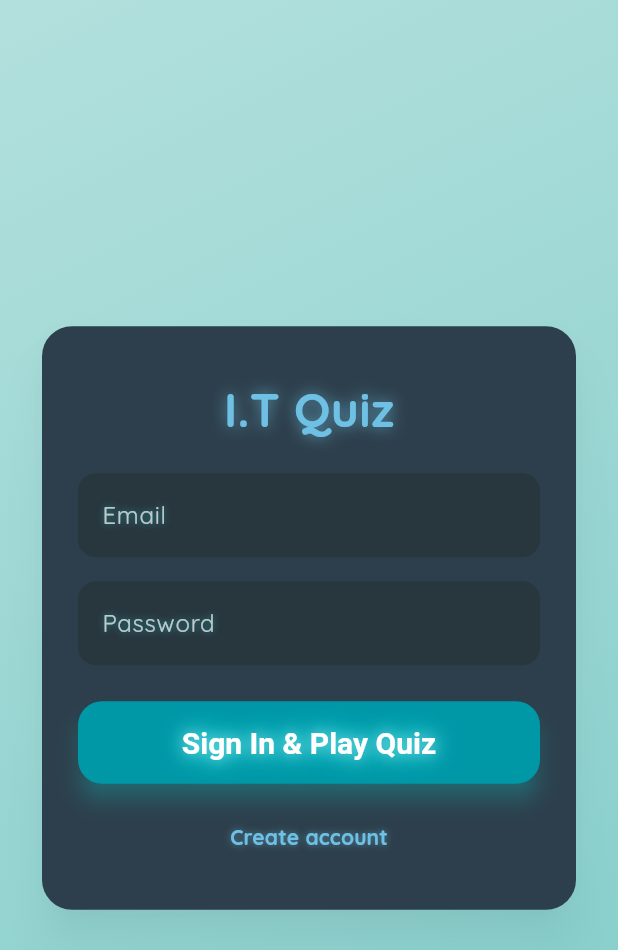
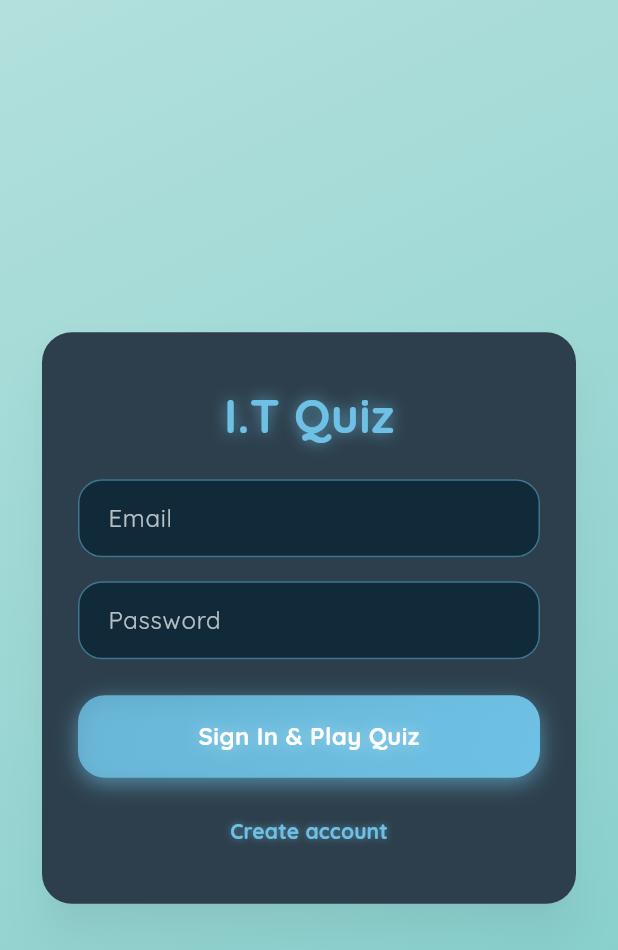
Before and after one commit to Azathulhu/SimpleFlutterGame, a Flutter app: the screen it shows after launch, on a phone screen of 412 x 824 dp. Shown: the top 950 px of the screen. Run offline on Flutter 3.47's test engine with Material 3 defaults, Android fonts, the phone set to English and light mode, and no system bars; our stand-ins replace confetti, fluttertoast, google_fonts, just_audio, supabase_flutter; accounts and stored records are empty.

Commit message:
Update sign_in_page.dart

```diff
--- a/lib/pages/sign_in_page.dart
+++ b/lib/pages/sign_in_page.dart
@@ -12,156 +12,16 @@ class SignInPage extends StatefulWidget {
   State<SignInPage> createState() => _SignInPageState();
 }
 
-class _SignInPageState extends State<SignInPage> with TickerProviderStateMixin {
+class _SignInPageState extends State<SignInPage> with SingleTickerProviderStateMixin {
   final AuthService auth = AuthService();
   final emailController = TextEditingController();
   final passwordController = TextEditingController();
   bool loading = false;
   String? error;
 
-  // Animation states
+  // Animation state
   bool showPanel = true;
-
-  // Controllers for "Welcome" animation
-  late AnimationController _welcomeController;
-  late Animation<double> _scaleAnimation;
-  late Animation<double> _opacityAnimation;
-
-  @override
-  void initState() {
-    super.initState();
-
-    // Welcome text animation
-    _welcomeController =
-        AnimationController(vsync: this, duration: const Duration(seconds: 2));
-    _scaleAnimation =
-        Tween<double>(begin: 0.5, end: 1.2).animate(CurvedAnimation(
-      parent: _welcomeController,
-      curve: Curves.elasticOut,
-    ));
-    _opacityAnimation =
-        Tween<double>(begin: 0.0, end: 1.0).animate(CurvedAnimation(
-      parent: _welcomeController,
-      curve: Curves.easeIn,
-    ));
-  }
-
-  @override
-  void dispose() {
-    _welcomeController.dispose();
-    super.dispose();
-  }
-
-  // Text field builder
-  Widget _buildTextField(TextEditingController controller, String label,
-      {bool obscureText = false}) {
-    return TextField(
-      controller: controller,
-      obscureText: obscureText,
-      decoration: InputDecoration(
-        labelText: label,
-        labelStyle: TextStyle(
-          color: Colors.white70,
-          shadows: [
-            Shadow(
-              blurRadius: 6,
-              color: Colors.cyanAccent.withOpacity(0.5),
-              offset: const Offset(0, 0),
-            ),
-          ],
-        ),
-        filled: true,
-        fillColor: Colors.blueGrey.shade900.withOpacity(0.7),
-        border: OutlineInputBorder(
-          borderRadius: BorderRadius.circular(12),
-          borderSide: BorderSide.none,
-        ),
-      ),
-      style: const TextStyle(color: Colors.white),
-    );
-  }
-
-  // Button builder
-  Widget _buildButton(String text, VoidCallback onTap) {
-    return ScaleOnTap(
-      onTap: onTap,
-      child: SizedBox(
-        width: double.infinity,
-        child: ElevatedButton(
-          onPressed: onTap,
-          style: ElevatedButton.styleFrom(
-            padding: const EdgeInsets.symmetric(vertical: 16),
-            backgroundColor: Colors.cyan.shade700,
-            shape:
-                RoundedRectangleBorder(borderRadius: BorderRadius.circular(16)),
-            shadowColor: Colors.cyanAccent.withOpacity(0.6),
-            elevation: 6,
-          ),
-          child: Text(
-            text,
-            style: const TextStyle(
-              fontSize: 20,
-              fontWeight: FontWeight.bold,
-              color: Colors.white,
-              shadows: [
-                Shadow(
-                  blurRadius: 12,
-                  color: Colors.white70,
-                  offset: Offset(0, 0),
-                ),
-                Shadow(
-                  blurRadius: 24,
-                  color: Colors.cyanAccent,
-                  offset: Offset(0, 0),
-                ),
-              ],
-            ),
-          ),
-        ),
-      ),
-    );
-  }
-
-  Future<void> _signIn() async {
-    setState(() {
-      loading = true;
-      error = null;
-    });
-
-    try {
-      await auth.signIn(
-        email: emailController.text.trim(),
-        password: passwordController.text.trim(),
-      );
-
-      // Fade out the panel
-      setState(() {
-        showPanel = false;
-      });
-
-      await Future.delayed(const Duration(seconds: 1));
-
-      // Start welcome animation
-      _welcomeController.forward();
-
-      await Future.delayed(const Duration(seconds: 2));
-
-      if (!mounted) return;
-      Navigator.pushReplacement(
-        context,
-        MaterialPageRoute(builder: (_) => const HomePage()),
-      );
-    } catch (e) {
-      setState(() {
-        error = e.toString();
-        showPanel = true;
-      });
-    } finally {
-      setState(() {
-        loading = false;
-      });
-    }
-  }
+  bool showWelcome = false;
 
   @override
   Widget build(BuildContext context) {
@@ -169,14 +29,14 @@ class _SignInPageState extends State<SignInPage> with TickerProviderStateMixin {
       child: GlobalTapRipple(
         child: Scaffold(
           backgroundColor: Colors.transparent,
-          body: Center(
-            child: Stack(
+          body: Stack(
             alignment: Alignment.center,
             children: [
-                // Sign-in panel
+              // Sign-in Panel
               AnimatedOpacity(
-                  opacity: showPanel ? 1 : 0,
+                opacity: showPanel ? 1.0 : 0.0,
                 duration: const Duration(seconds: 1),
+                child: Center(
                   child: SingleChildScrollView(
                     padding: const EdgeInsets.all(20),
                     child: ConstrainedBox(
@@ -184,8 +44,7 @@ class _SignInPageState extends State<SignInPage> with TickerProviderStateMixin {
                       child: Card(
                         color: const Color(0xFF0A1F2E),
                         elevation: 12,
-                        shape: RoundedRectangleBorder(
-                            borderRadius: BorderRadius.circular(20)),
+                        shape: RoundedRectangleBorder(borderRadius: BorderRadius.circular(20)),
                         child: Padding(
                           padding: const EdgeInsets.all(24),
                           child: Column(
@@ -211,25 +70,21 @@ class _SignInPageState extends State<SignInPage> with TickerProviderStateMixin {
                                   padding: const EdgeInsets.only(bottom: 12),
                                   child: Text(error!,
                                       style: const TextStyle(
-                                          color: Colors.redAccent,
-                                          fontWeight: FontWeight.bold)),
+                                          color: Colors.redAccent, fontWeight: FontWeight.bold)),
                                 ),
                               _buildTextField(emailController, 'Email'),
                               const SizedBox(height: 16),
-                              _buildTextField(passwordController, 'Password',
-                                  obscureText: true),
+                              _buildTextField(passwordController, 'Password', obscureText: true),
                               const SizedBox(height: 24),
                               loading
                                   ? const CircularProgressIndicator(
                                       color: AppTheme.primary,
                                     )
-                                  : _buildButton('Sign In & Play Quiz', _signIn),
+                                  : _buildButton('Sign In & Play Quiz', _handleSignIn),
                               const SizedBox(height: 12),
                               TextButton(
-                                onPressed: () => Navigator.push(
-                                    context,
-                                    MaterialPageRoute(
-                                        builder: (_) => const SignUpPage())),
+                                onPressed: () => Navigator.push(context,
+                                    MaterialPageRoute(builder: (_) => const SignUpPage())),
                                 child: Text(
                                   'Create account',
                                   style: TextStyle(
@@ -238,8 +93,7 @@ class _SignInPageState extends State<SignInPage> with TickerProviderStateMixin {
                                     shadows: [
                                       Shadow(
                                         blurRadius: 6,
-                                        color:
-                                            AppTheme.primary.withOpacity(0.6),
+                                        color: AppTheme.primary.withOpacity(0.6),
                                         offset: const Offset(0, 0),
                                       ),
                                     ],
@@ -253,34 +107,28 @@ class _SignInPageState extends State<SignInPage> with TickerProviderStateMixin {
                     ),
                   ),
                 ),
+              ),
 
               // Welcome Text
-                AnimatedBuilder(
-                  animation: _welcomeController,
-                  builder: (_, child) {
-                    return Opacity(
-                      opacity: _opacityAnimation.value,
-                      child: Transform.scale(
-                        scale: _scaleAnimation.value,
-                        child: child,
-                      ),
-                    );
-                  },
+              AnimatedOpacity(
+                opacity: showWelcome ? 1.0 : 0.0,
+                duration: const Duration(seconds: 2),
+                curve: Curves.easeInOut,
                 child: Text(
                   'Welcome!',
                   style: TextStyle(
-                      fontSize: 56,
+                    fontSize: 64,
                     fontWeight: FontWeight.bold,
-                      color: Colors.white,
+                    color: AppTheme.primary,
                     shadows: [
                       Shadow(
-                          blurRadius: 18,
-                          color: Colors.white.withOpacity(0.7),
+                        blurRadius: 30,
+                        color: AppTheme.primary.withOpacity(0.8),
                         offset: const Offset(0, 0),
                       ),
                       Shadow(
-                          blurRadius: 32,
-                          color: Colors.cyanAccent.withOpacity(0.5),
+                        blurRadius: 40,
+                        color: AppTheme.primary.withOpacity(0.6),
                         offset: const Offset(0, 0),
                       ),
                     ],
@@ -291,11 +139,121 @@ class _SignInPageState extends State<SignInPage> with TickerProviderStateMixin {
           ),
         ),
       ),
+    );
+  }
+
+  Future<void> _handleSignIn() async {
+    setState(() {
+      loading = true;
+      error = null;
+    });
+
+    try {
+      await auth.signIn(
+        email: emailController.text.trim(),
+        password: passwordController.text.trim(),
+      );
+
+      Fluttertoast.showToast(msg: 'Signed in!');
+
+      // Fade out panel
+      setState(() {
+        showPanel = false;
+      });
+
+      // Wait for fade-out
+      await Future.delayed(const Duration(seconds: 1));
+
+      // Show Welcome text
+      setState(() {
+        showWelcome = true;
+      });
+
+      // Wait for Welcome animation
+      await Future.delayed(const Duration(seconds: 2));
+
+      if (!mounted) return;
+      Navigator.pushReplacement(
+          context, MaterialPageRoute(builder: (_) => const HomePage()));
+    } catch (e) {
+      setState(() {
+        error = e.toString();
+      });
+    } finally {
+      setState(() {
+        loading = false;
+      });
+    }
+  }
+
+  Widget _buildTextField(TextEditingController controller, String label,
+      {bool obscureText = false}) {
+    return TextField(
+      controller: controller,
+      obscureText: obscureText,
+      style: const TextStyle(color: Colors.white, fontWeight: FontWeight.w600),
+      decoration: InputDecoration(
+        labelText: label,
+        labelStyle: const TextStyle(color: Colors.white70),
+        filled: true,
+        fillColor: const Color(0xFF102A3A),
+        enabledBorder: OutlineInputBorder(
+          borderRadius: BorderRadius.circular(16),
+          borderSide: BorderSide(color: AppTheme.primary.withOpacity(0.5)),
+        ),
+        focusedBorder: OutlineInputBorder(
+          borderRadius: BorderRadius.circular(16),
+          borderSide: BorderSide(color: AppTheme.primary, width: 2),
+        ),
+        contentPadding: const EdgeInsets.symmetric(horizontal: 16, vertical: 14),
+      ),
+    );
+  }
+
+  Widget _buildButton(String text, VoidCallback onTap) {
+    return ScaleOnTap(
+      onTap: onTap,
+      child: Container(
+        width: double.infinity,
+        decoration: BoxDecoration(
+          gradient: LinearGradient(
+            colors: [AppTheme.primary.withOpacity(0.8), AppTheme.primary],
+            begin: Alignment.topLeft,
+            end: Alignment.bottomRight,
+          ),
+          borderRadius: BorderRadius.circular(18),
+          boxShadow: [
+            BoxShadow(
+              color: AppTheme.primary.withOpacity(0.6),
+              blurRadius: 12,
+              offset: const Offset(0, 4),
+            ),
+          ],
+        ),
+        child: Padding(
+          padding: const EdgeInsets.symmetric(vertical: 16),
+          child: Center(
+            child: Text(
+              text,
+              style: const TextStyle(
+                color: Colors.white,
+                fontWeight: FontWeight.bold,
+                fontSize: 16,
+                shadows: [
+                  Shadow(
+                    blurRadius: 12,
+                    color: Colors.white38,
+                    offset: Offset(0, 0),
+                  ),
+                ],
+              ),
+            ),
+          ),
+        ),
       ),
     );
   }
 }
-
 
 
 /*import 'package:flutter/material.dart';
```
Lines whose indentation alone changed are shown as unchanged.
